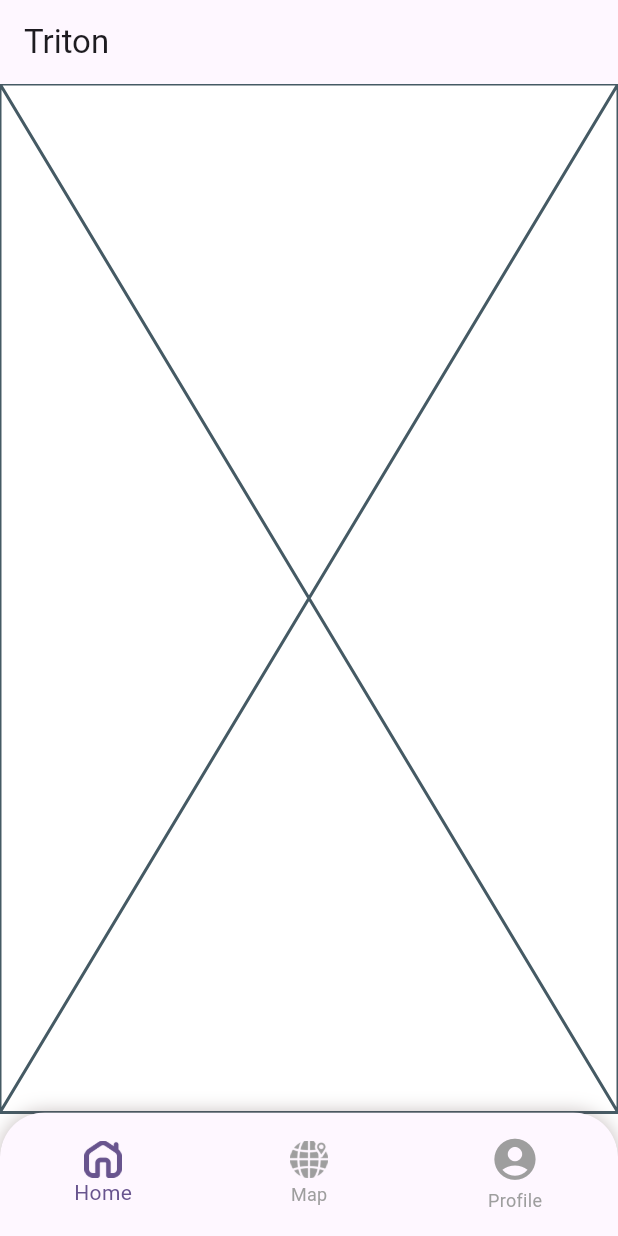
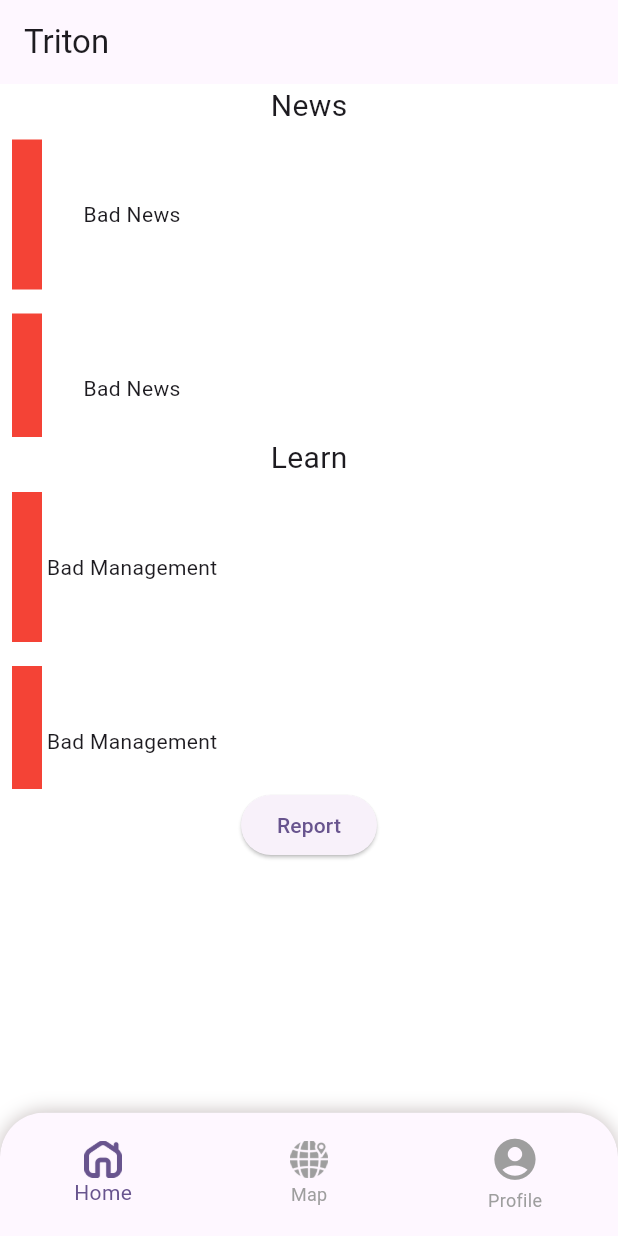
Before and after one commit to assanbayg/triton-nasaspaceapps, a Flutter app: the screen it shows after launch, on a phone screen of 412 x 824 dp. Run offline on Flutter 3.47's test engine with Material 2 defaults, Android fonts, the phone set to English and light mode, and no system bars; missing offline and left inert: syncfusion_flutter_maps.

Commit message:
Add news and learn screens

```diff
--- /dev/null
+++ b/triton_fire_management_app/lib/models/news.dart
@@ -0,0 +1,6 @@
+class News {
+  const News(this.newsTitle, this.newsUrl, this.imageUrl);
+  final String newsTitle;
+  final String newsUrl;
+  final String imageUrl;
+}
--- a/triton_fire_management_app/lib/ui/screens/home.dart
+++ b/triton_fire_management_app/lib/ui/screens/home.dart
@@ -1,4 +1,5 @@
 import 'package:flutter/material.dart';
+import 'package:triton_fire_management_app/ui/screens/information.dart';
 import 'package:triton_fire_management_app/ui/screens/map.dart';
 
 class HomeScreen extends StatefulWidget {
@@ -13,7 +14,7 @@ class _HomeScreenState extends State<HomeScreen> {
   Color color = Colors.white;
   var selectedIndex = 0;
   List<Widget> screens = [
-    Placeholder(),
+    InformationScreen(),
     MapScreen(),
     Placeholder(),
   ];
--- a/triton_fire_management_app/lib/ui/screens/information.dart
+++ b/triton_fire_management_app/lib/ui/screens/information.dart
@@ -0,0 +1,21 @@
+import 'package:flutter/material.dart';
+import 'package:triton_fire_management_app/ui/widgets/fire_management.dart';
+import 'package:triton_fire_management_app/ui/widgets/fire_news.dart';
+import 'package:triton_fire_management_app/ui/widgets/fire_report_button.dart';
+
+class InformationScreen extends StatelessWidget {
+  const InformationScreen({super.key});
+
+  @override
+  Widget build(BuildContext context) {
+    Size size = MediaQuery.of(context).size;
+
+    return const Column(children: [
+      Text('News', style: TextStyle(fontSize: 20)),
+      FireNews(),
+      Text('Learn', style: TextStyle(fontSize: 20)),
+      FireManagement(),
+      ReportFireButton(),
+    ]);
+  }
+}
--- /dev/null
+++ b/triton_fire_management_app/lib/ui/widgets/fire_management.dart
@@ -0,0 +1,53 @@
+import 'package:flutter/material.dart';
+import 'package:url_launcher/url_launcher.dart';
+
+class FireManagement extends StatefulWidget {
+  const FireManagement({super.key});
+
+  @override
+  State<FireManagement> createState() => _FireManagementState();
+}
+
+class _FireManagementState extends State<FireManagement> {
+  @override
+  Widget build(BuildContext context) {
+    final Size size = MediaQuery.of(context).size;
+
+    return SizedBox(
+      height: size.height / 4,
+      child: ListView.builder(
+        itemCount: 10,
+        itemBuilder: (BuildContext context, int index) {
+          return GestureDetector(
+            onTap: () async {
+              final uri = Uri.parse("https://flutter.io");
+              if (await canLaunchUrl(uri)) {
+                await launchUrl(uri);
+              } else {}
+            },
+            child: Padding(
+              padding: const EdgeInsets.all(8.0),
+              child: Row(
+                children: [
+                  // it will hold image later
+                  Container(
+                    height: 100,
+                    width: 20,
+                    color: Colors.red,
+                  ),
+                  // it will hold Management title
+                  Container(
+                    width: 120,
+                    child: Center(
+                      child: Text('Bad Management'),
+                    ),
+                  ),
+                ],
+              ),
+            ),
+          );
+        },
+      ),
+    );
+  }
+}
--- /dev/null
+++ b/triton_fire_management_app/lib/ui/widgets/fire_news.dart
@@ -0,0 +1,53 @@
+import 'package:flutter/material.dart';
+import 'package:url_launcher/url_launcher.dart';
+
+class FireNews extends StatefulWidget {
+  const FireNews({super.key});
+
+  @override
+  State<FireNews> createState() => _FireNewsState();
+}
+
+class _FireNewsState extends State<FireNews> {
+  @override
+  Widget build(BuildContext context) {
+    final Size size = MediaQuery.of(context).size;
+
+    return SizedBox(
+      height: size.height / 4,
+      child: ListView.builder(
+        itemCount: 10,
+        itemBuilder: (BuildContext context, int index) {
+          return GestureDetector(
+            onTap: () async {
+              final uri = Uri.parse("https://flutter.io");
+              if (await canLaunchUrl(uri)) {
+                await launchUrl(uri);
+              } else {}
+            },
+            child: Padding(
+              padding: const EdgeInsets.all(8.0),
+              child: Row(
+                children: [
+                  // it will hold image later
+                  Container(
+                    height: 100,
+                    width: 20,
+                    color: Colors.red,
+                  ),
+                  // it will hold news title
+                  Container(
+                    width: 120,
+                    child: Center(
+                      child: Text('Bad News'),
+                    ),
+                  ),
+                ],
+              ),
+            ),
+          );
+        },
+      ),
+    );
+  }
+}
--- /dev/null
+++ b/triton_fire_management_app/lib/ui/widgets/fire_report_button.dart
@@ -0,0 +1,19 @@
+import 'package:flutter/material.dart';
+import 'package:triton_fire_management_app/ui/screens/report_fire.dart';
+
+class ReportFireButton extends StatelessWidget {
+  const ReportFireButton({super.key});
+
+  @override
+  Widget build(BuildContext context) {
+    return ElevatedButton(
+        onPressed: () {
+          Navigator.push(context, MaterialPageRoute(
+            builder: (context) {
+              return ReportFireScreen();
+            },
+          ));
+        },
+        child: Text('Report'));
+  }
+}
--- a/triton_fire_management_app/pubspec.yaml
+++ b/triton_fire_management_app/pubspec.yaml
@@ -36,6 +36,7 @@ dependencies:
   # Use with the CupertinoIcons class for iOS style icons.
   cupertino_icons: ^1.0.2
   syncfusion_flutter_maps: ^23.1.39
+  url_launcher: ^6.1.14
 
 dev_dependencies:
   flutter_test:
```
Also changed, not shown: triton_fire_management_app/lib/ui/screens/map.dart (+32 -5 lines), triton_fire_management_app/lib/ui/screens/report_fire.dart (added, +98 -0 lines), triton_fire_management_app/lib/ui/screens/report_file.dart (deleted), triton_fire_management_app/pubspec.lock, 7 other files.
